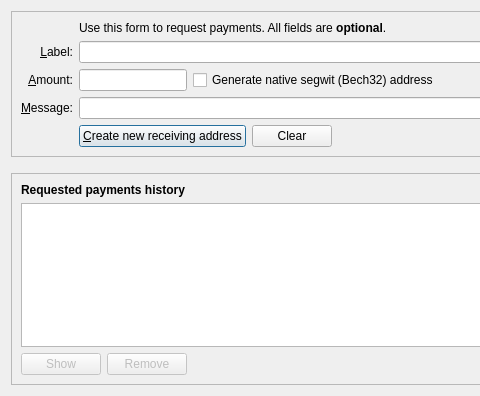
F44RedCoin/F44RedCoin, file src/qt/forms/receivecoinsdialog.ui: the form before one commit; both pictures show x 0 to 480 and y 0 to 396 of the 776 by 396 pixel window.
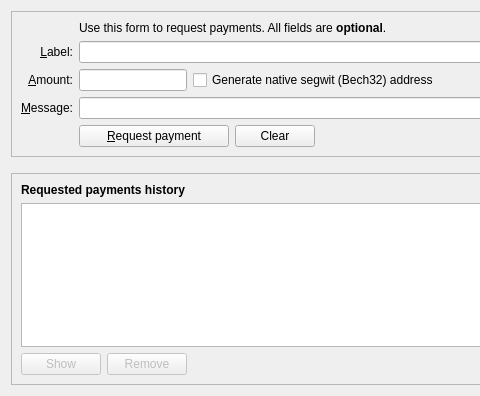
The form after the commit. Icons and pictures are not drawn. Custom widgets are drawn as their Qt base class.

Patch:
```diff
--- a/src/qt/forms/receivecoinsdialog.ui
+++ b/src/qt/forms/receivecoinsdialog.ui
@@ -1,7 +1,7 @@
 <?xml version="1.0" encoding="UTF-8"?>
 <ui version="4.0">
  <class>ReceiveCoinsDialog</class>
- <widget class="QDialog" name="ReceiveCoinsDialog">
+ <widget class="QWidget" name="ReceiveCoinsDialog">
   <property name="geometry">
    <rect>
     <x>0</x>
@@ -108,7 +108,7 @@
              </size>
             </property>
             <property name="text">
-             <string>&amp;Create new receiving address</string>
+             <string>&amp;Request payment</string>
             </property>
             <property name="icon">
              <iconset resource="../f44redcoin.qrc">
```
Left out of the diff: 20 changed lines with no effect on the pictures.
